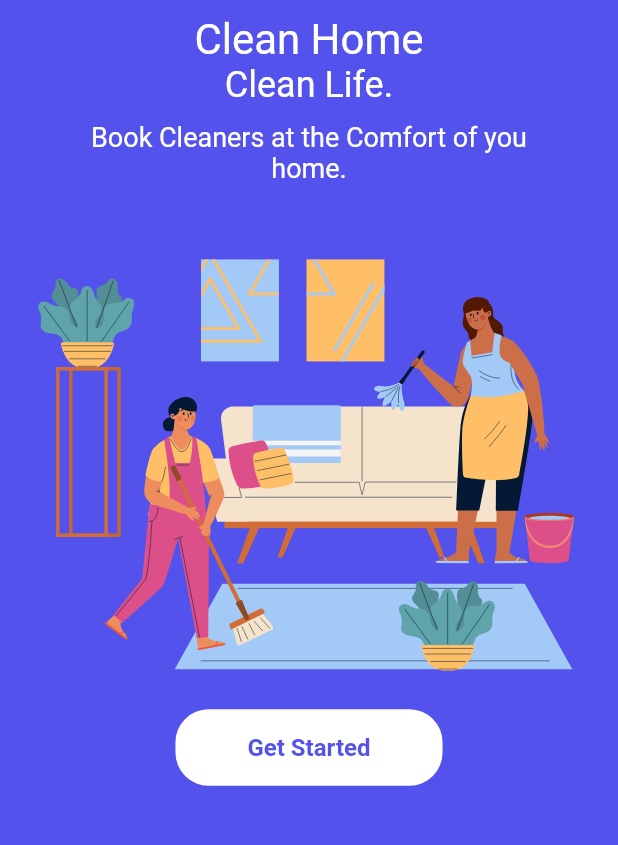
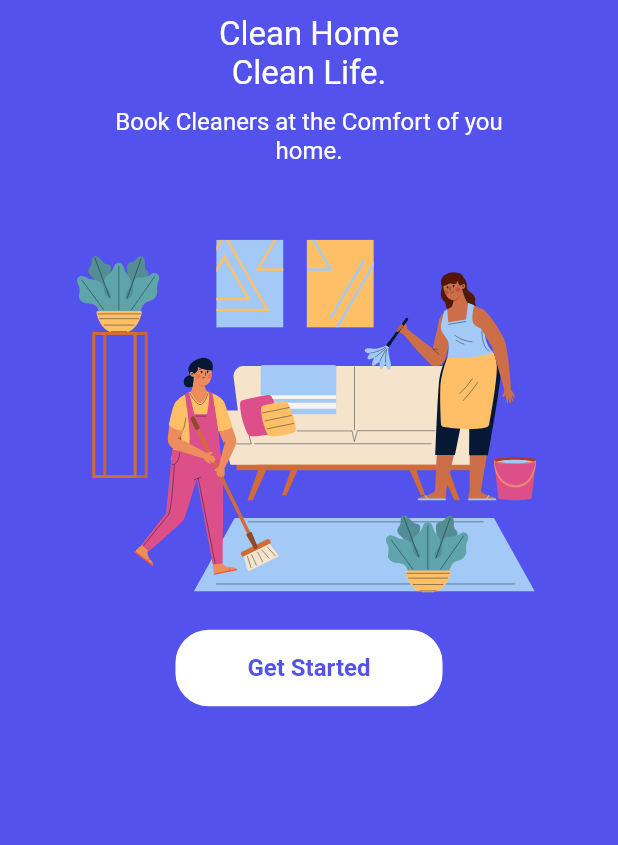
Before and after one commit to johnnypramadya/ceria, a Flutter app: the screen it shows after launch, on a phone screen of 412 x 824 dp, the part 199-1044 px from its top. Run offline on Flutter 3.47's test engine with Material 2 defaults, Android fonts, the phone set to English and light mode, and no system bars; drawn by our look-alikes of sliding_up_panel; our stand-ins replace flutter_svg.

Commit message:
fixed sized

```diff
--- a/lib/login/screen/welcome_screen.dart
+++ b/lib/login/screen/welcome_screen.dart
@@ -194,14 +194,14 @@ class WelcomeScreenState extends State<WelcomeScreen>
             Text(
               'Clean Home',
               style: TextStyle(
-                fontSize: 28,
+                fontSize: 22,
                 color: Colors.white,
               ),
             ),
             Text(
               'Clean Life.',
               style: TextStyle(
-                fontSize: 24,
+                fontSize: 22,
                 color: Colors.white,
               ),
             ),
@@ -214,7 +214,7 @@ class WelcomeScreenState extends State<WelcomeScreen>
                 'Book Cleaners at the Comfort of you home.',
                 textAlign: TextAlign.center,
                 style: TextStyle(
-                  fontSize: 18,
+                  fontSize: 16,
                   color: Colors.white,
                 ),
               ),
@@ -224,7 +224,7 @@ class WelcomeScreenState extends State<WelcomeScreen>
             ),
             SvgPicture.asset(
               'assets/images/login.svg',
-              height: 280,
+              height: 240,
             ),
             SizedBox(
               height: 20,
```
